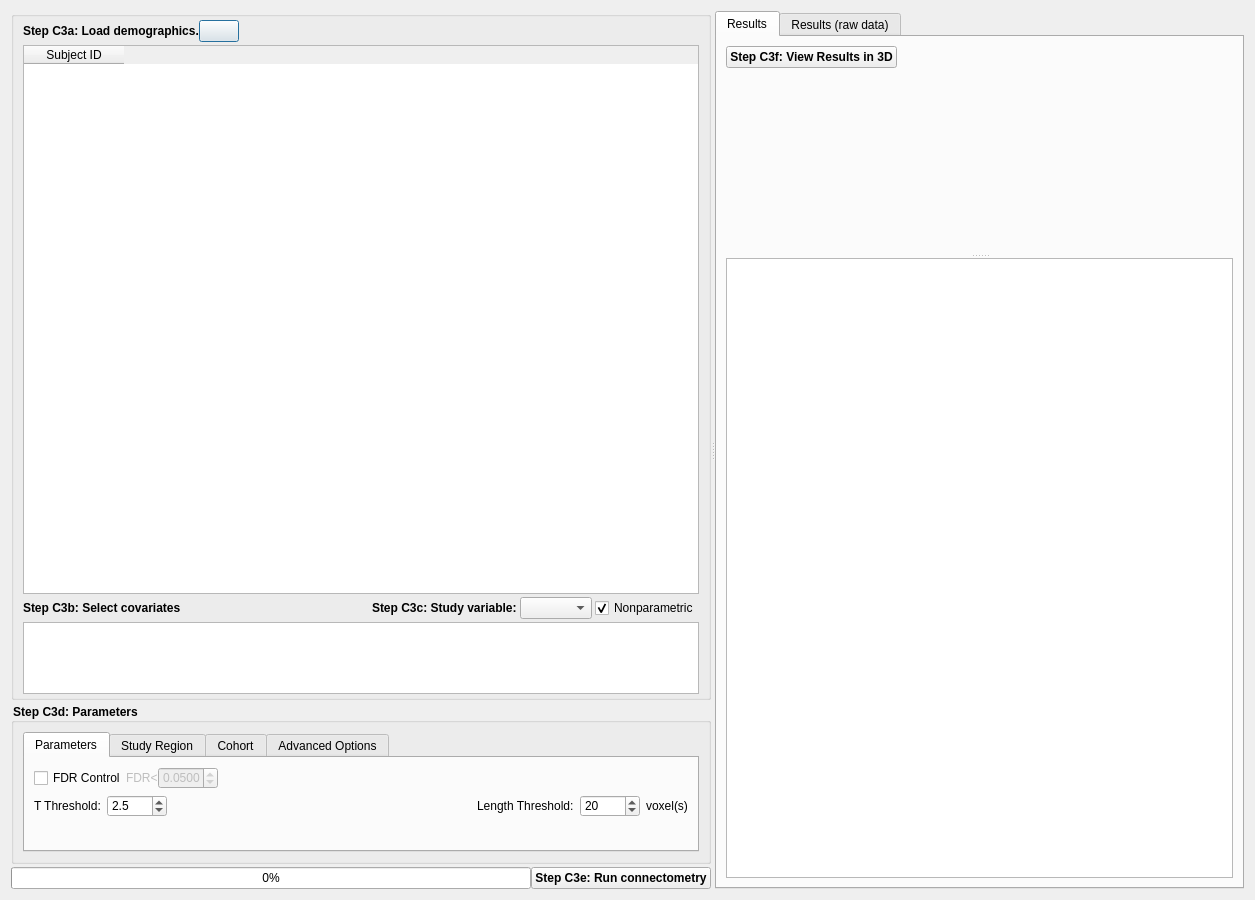
frankyeh/DSI-Studio, file connectometry/group_connectometry.ui: the form before one commit.
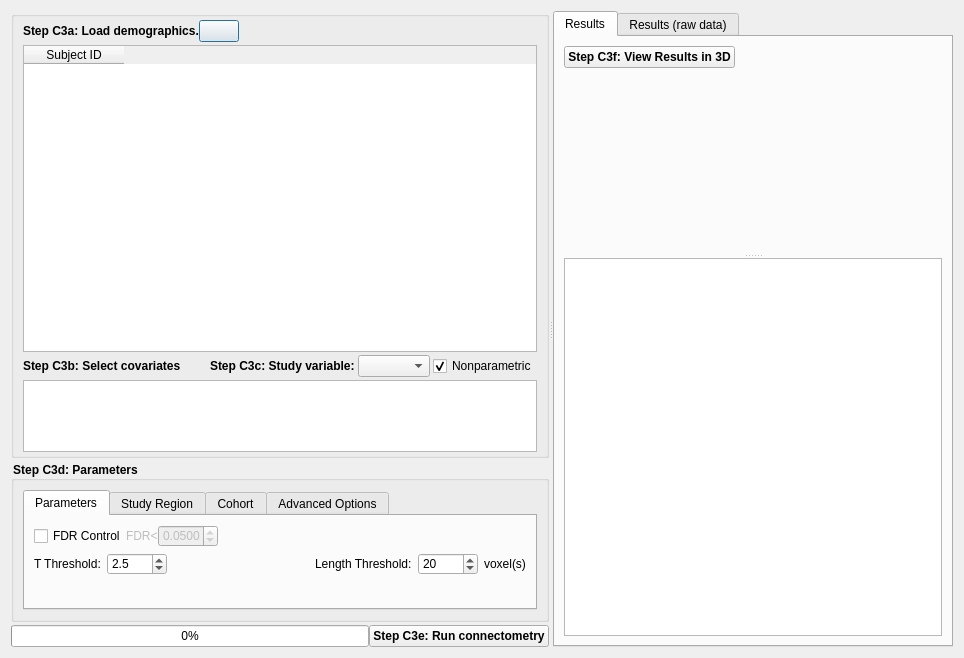
The form after the commit. The open tabs and pages were chosen to show the change. Icons and pictures are not drawn.

```diff
--- a/connectometry/group_connectometry.ui
+++ b/connectometry/group_connectometry.ui
@@ -6,8 +6,8 @@
    <rect>
     <x>0</x>
     <y>0</y>
-    <width>1255</width>
-    <height>900</height>
+    <width>964</width>
+    <height>658</height>
    </rect>
   </property>
   <property name="windowTitle">
@@ -219,7 +219,6 @@
               </property>
               <property name="font">
                <font>
-                <weight>75</weight>
                 <bold>true</bold>
                </font>
               </property>
@@ -251,7 +250,6 @@
               </property>
               <property name="font">
                <font>
-                <weight>75</weight>
                 <bold>true</bold>
                </font>
               </property>
@@ -359,7 +357,7 @@
             <property name="minimumSize">
              <size>
               <width>0</width>
-              <height>0</height>
+              <height>120</height>
              </size>
             </property>
             <property name="maximumSize">
@@ -1093,7 +1091,6 @@
            </property>
            <property name="font">
             <font>
-             <weight>75</weight>
              <bold>true</bold>
             </font>
            </property>
@@ -1143,7 +1140,6 @@
                </property>
                <property name="font">
                 <font>
-                 <weight>75</weight>
                  <bold>true</bold>
                 </font>
                </property>
```
Left out of the diff: 3 changed lines with no effect on the pictures.
